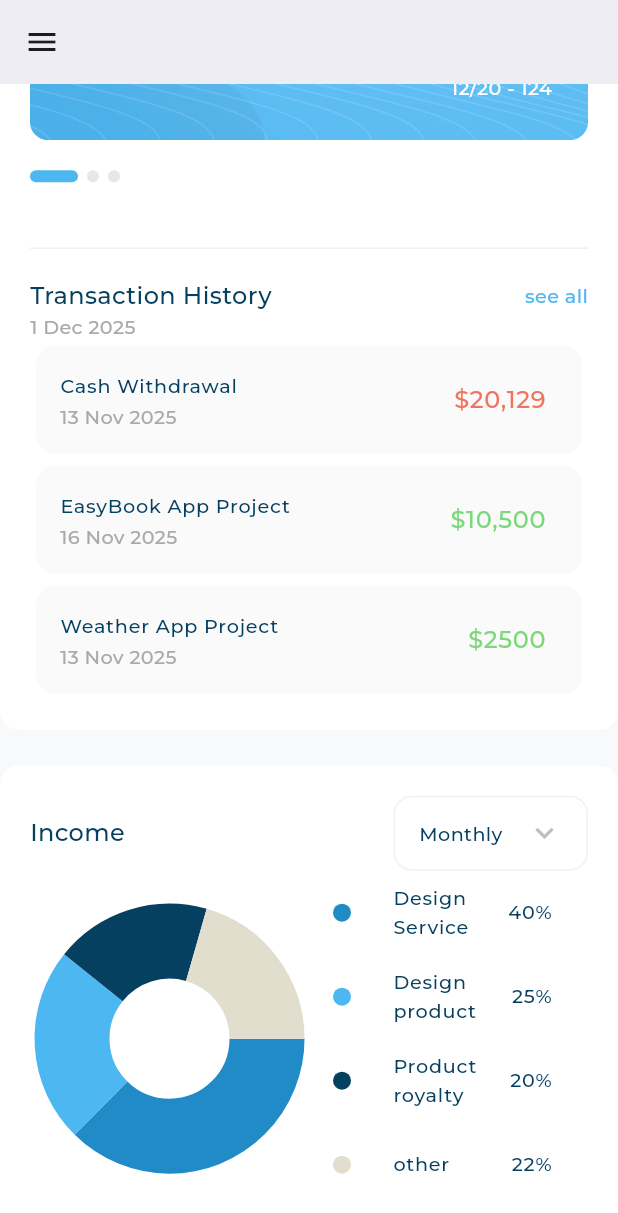
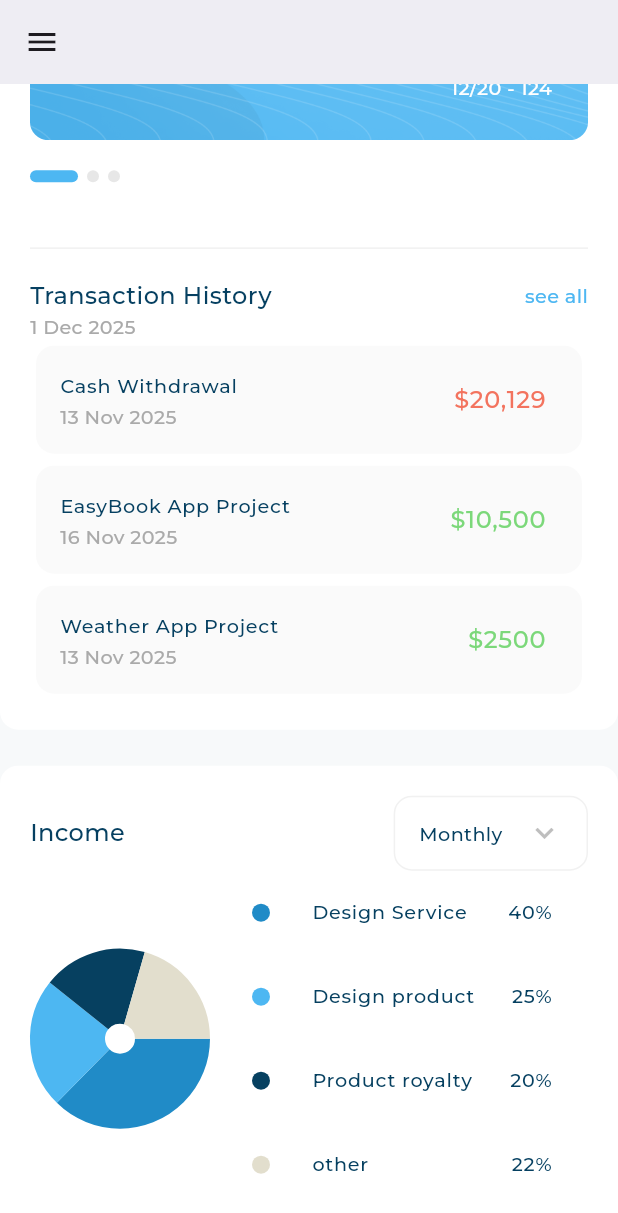
Before and after one commit to Jehad630/responsive_dashborad, a Flutter app: the screen it shows after launch, scrolled down 1104 dp, on a phone screen of 412 x 824 dp. Shown: the top 1213 px of the screen. Run offline on Flutter 3.47's test engine with Material 3 defaults, Android fonts, the light colour scheme and no system bars; drawn by our look-alikes of expandable_page_view, fl_chart; our stand-ins replace flutter_svg; project files that could hold a hidden picture were left out.

Commit message:
fixing income inchart => pixles problem

```diff
--- a/lib/features/widgets/IncomeChart.dart
+++ b/lib/features/widgets/IncomeChart.dart
@@ -51,7 +51,7 @@ class _IncomeChartState extends State<IncomeChart> {
         ),
       ],
       sectionsSpace: 0,
-      centerSpaceRadius: 40,
+      centerSpaceRadius: 10,
     );
   }
 }
--- a/lib/features/widgets/dashboard_desktop_layout.dart
+++ b/lib/features/widgets/dashboard_desktop_layout.dart
@@ -33,7 +33,7 @@ class DashboardDesktopLayout extends StatelessWidget {
                             SizedBox(height: 60),
                             MyCardAndTransactionHistorySection(),
                             SizedBox(height: 24),
-                         //   Expanded(child: IncomeSection()),
+                            Expanded(child: IncomeSection()),
                           ],
                         ),
                       ),
--- a/lib/features/widgets/income_section.dart
+++ b/lib/features/widgets/income_section.dart
@@ -10,18 +10,26 @@ class IncomeSection extends StatelessWidget {
   @override
   Widget build(BuildContext context) {
     return CustomBackGroundContainer(
-      child: Column(
-        children: [
-          IncomeSectionHeader(),
-          Row(
+      child: Column(children: [IncomeSectionHeader(), IncomeSectionBody()]),
+    );
+  }
+}
+
+class IncomeSectionBody extends StatelessWidget {
+  const IncomeSectionBody({super.key});
+
+  @override
+  Widget build(BuildContext context) {
+    double width = MediaQuery.of(context).size.width;
+    return width >= 1200 && width < 1750
+        ? SizedBox()
+        : Row(
             crossAxisAlignment: .center,
             children: [
               Expanded(child: IncomeChart()),
-              Expanded(child: IncomeDetalis()),
+              SizedBox(width: 12),
+              Expanded(flex: 2, child: IncomeDetalis()),
             ],
-          ),
-        ],
-      ),
-    );
+          );
   }
 }
```
